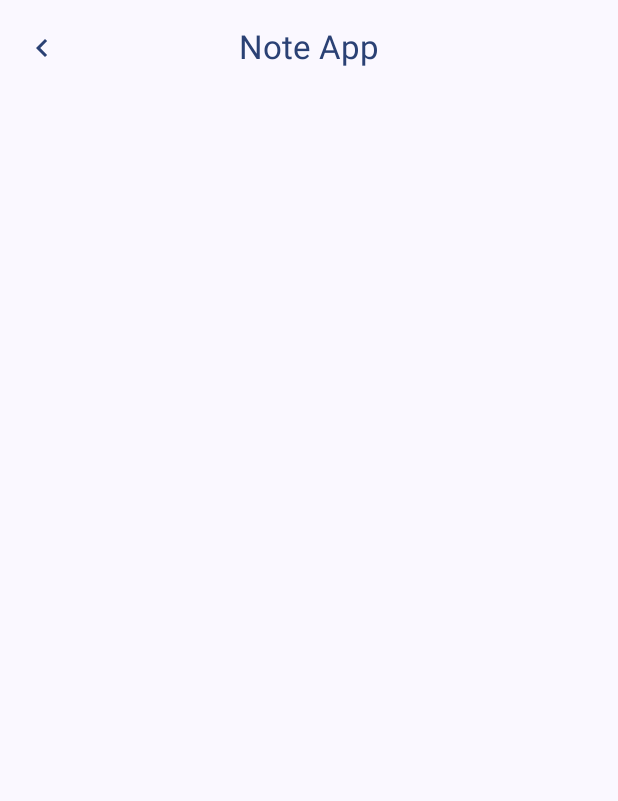
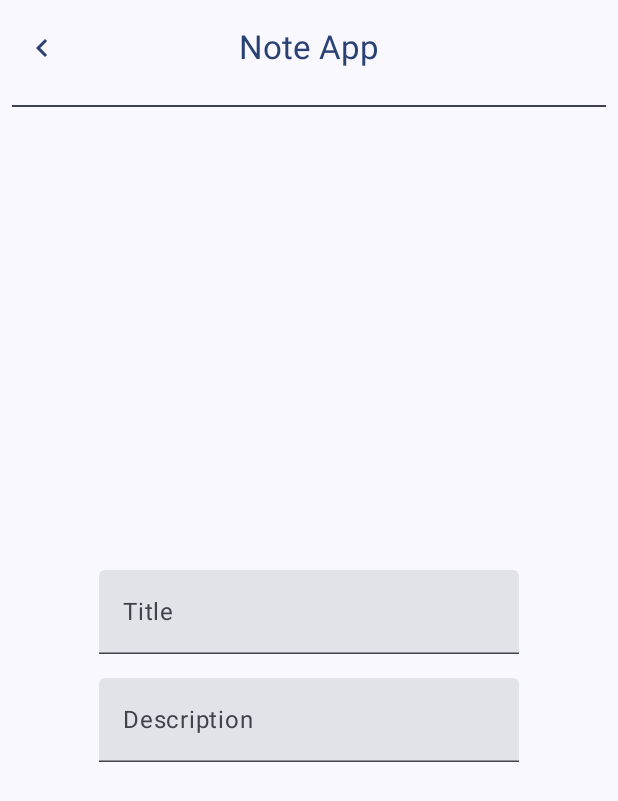
Before and after one commit to yhrjfj/JetNoteApp, an Android app built with Jetpack Compose: the screen it shows after launch (MainActivity), on a phone screen of 412 x 824 dp. Before the commit the part shown is almost empty. Shown: the top 801 px of the screen. Run offline under Robolectric (Android 15) with nearby library versions, the phone set to English and light mode, and no system bars.

Commit message:
Add TextField

```diff
--- a/app/src/main/java/com/yhr/jfj/jetnote/screen/NoteScreen.kt
+++ b/app/src/main/java/com/yhr/jfj/jetnote/screen/NoteScreen.kt
@@ -1,6 +1,11 @@
 package com.yhr.jfj.jetnote.screen
 
 import android.annotation.SuppressLint
+import androidx.compose.foundation.layout.Arrangement
+import androidx.compose.foundation.layout.Column
+import androidx.compose.foundation.layout.Spacer
+import androidx.compose.foundation.layout.fillMaxSize
+import androidx.compose.foundation.layout.height
 import androidx.compose.foundation.layout.padding
 import androidx.compose.material.icons.Icons
 import androidx.compose.material.icons.filled.KeyboardArrowLeft
@@ -13,12 +18,19 @@ import androidx.compose.material3.MaterialTheme
 import androidx.compose.material3.Scaffold
 import androidx.compose.material3.Surface
 import androidx.compose.material3.Text
+import androidx.compose.material3.TextField
 import androidx.compose.material3.TopAppBar
 import androidx.compose.material3.TopAppBarColors
 import androidx.compose.material3.TopAppBarDefaults
 import androidx.compose.runtime.Composable
+import androidx.compose.runtime.getValue
+import androidx.compose.runtime.mutableStateOf
+import androidx.compose.runtime.remember
+import androidx.compose.runtime.setValue
+import androidx.compose.ui.Alignment
 import androidx.compose.ui.Modifier
 import androidx.compose.ui.graphics.Color
+import androidx.compose.ui.text.input.TextFieldValue
 import androidx.compose.ui.unit.dp
 
 @SuppressLint("UnusedMaterial3ScaffoldPaddingParameter")
@@ -45,6 +57,52 @@ fun NoteScreen() {
             )
         }
     ) {
+        Surface(
+            modifier = Modifier
+                .padding(
+                    start = 8.dp,
+                    top = 70.dp,
+                    end = 8.dp,
+                    bottom = 8.dp
+                )
+                .fillMaxSize()
+        ) {
+            Column(
+                horizontalAlignment = Alignment.CenterHorizontally
+            ) {
+                Divider(color = MaterialTheme.colorScheme.secondary)
 
+                // Column for title and description
+                Column(
+                    modifier = Modifier.fillMaxSize(),
+                    horizontalAlignment = Alignment.CenterHorizontally,
+                    verticalArrangement = Arrangement.Center
+                ) {
+                    // TextField for title
+                    var text by remember {
+                        mutableStateOf("")
+                    }
+                    TextField(value = text, onValueChange = {
+                        text = it
+                    },
+                        label = { Text(text = "Title") }
+                    )
+
+                    Spacer(modifier = Modifier.height(16.dp))
+
+                    // TextField for description
+                    TextField(value = text, onValueChange = {
+                        text = it
+                    },
+                        label = { Text(text = "Description") })
+                }
+
+
+//
+//                // TextField for description
+//                TextField(value = , onValueChange = )
+            }
+
+        }
     }
 }
```
